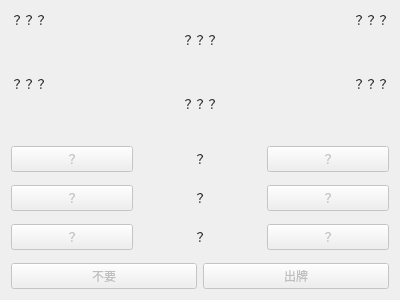
The window that ui/Game.ui (UNIDY2002/Doudizhu) describes before a commit, drawn with Qt 5.
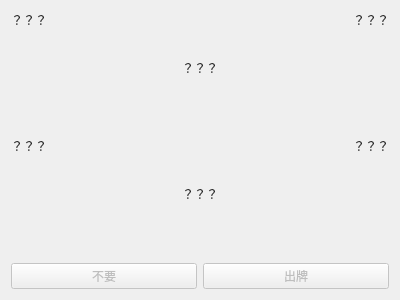
The same window after the commit.

Commit message: Improve calling part UI.

```diff
--- a/ui/Game.ui
+++ b/ui/Game.ui
@@ -48,6 +48,13 @@
      </item>
     </layout>
    </item>
+   <item>
+    <spacer name="spacer0">
+     <property name="orientation">
+      <enum>Qt::Vertical</enum>
+     </property>
+    </spacer>
+   </item>
    <item>
     <layout class="QHBoxLayout" name="messages">
      <item>
@@ -82,88 +89,6 @@
      </item>
     </layout>
    </item>
-   <item>
-    <spacer name="spacer0">
-     <property name="orientation">
-      <enum>Qt::Vertical</enum>
-     </property>
-    </spacer>
-   </item>
-   <item>
-    <layout class="QHBoxLayout" name="landlordContainer0">
-     <item>
-      <widget class="QPushButton" name="positive0">
-       <property name="enabled">
-        <bool>false</bool>
-       </property>
-       <property name="text">
-        <string>？</string>
-       </property>
-      </widget>
-     </item>
-     <item>
-      <widget class="QLabel" name="status0">
-       <property name="text">
-        <string>？</string>
-       </property>
-       <property name="alignment">
-        <set>Qt::AlignCenter</set>
-       </property>
-      </widget>
-     </item>
-     <item>
-      <widget class="QPushButton" name="negative0">
-       <property name="enabled">
-        <bool>false</bool>
-       </property>
-       <property name="text">
-        <string>？</string>
-       </property>
-      </widget>
-     </item>
-    </layout>
-   </item>
-   <item>
-    <spacer name="spacer1">
-     <property name="orientation">
-      <enum>Qt::Vertical</enum>
-     </property>
-    </spacer>
-   </item>
-   <item>
-    <layout class="QHBoxLayout" name="landlordContainer1">
-     <item>
-      <widget class="QPushButton" name="positive1">
-       <property name="enabled">
-        <bool>false</bool>
-       </property>
-       <property name="text">
-        <string>？</string>
-       </property>
-      </widget>
-     </item>
-     <item>
-      <widget class="QLabel" name="status1">
-       <property name="text">
-        <string>？</string>
-       </property>
-       <property name="alignment">
-        <set>Qt::AlignCenter</set>
-       </property>
-      </widget>
-     </item>
-     <item>
-      <widget class="QPushButton" name="negative1">
-       <property name="enabled">
-        <bool>false</bool>
-       </property>
-       <property name="text">
-        <string>？</string>
-       </property>
-      </widget>
-     </item>
-    </layout>
-   </item>
    <item>
     <spacer name="spacer2">
      <property name="orientation">
@@ -171,47 +96,6 @@
      </property>
     </spacer>
    </item>
-   <item>
-    <layout class="QHBoxLayout" name="landlordContainer2">
-     <item>
-      <widget class="QPushButton" name="positive2">
-       <property name="enabled">
-        <bool>false</bool>
-       </property>
-       <property name="text">
-        <string>？</string>
-       </property>
-      </widget>
-     </item>
-     <item>
-      <widget class="QLabel" name="status2">
-       <property name="text">
-        <string>？</string>
-       </property>
-       <property name="alignment">
-        <set>Qt::AlignCenter</set>
-       </property>
-      </widget>
-     </item>
-     <item>
-      <widget class="QPushButton" name="negative2">
-       <property name="enabled">
-        <bool>false</bool>
-       </property>
-       <property name="text">
-        <string>？</string>
-       </property>
-      </widget>
-     </item>
-    </layout>
-   </item>
-   <item>
-    <spacer name="spacer3">
-     <property name="orientation">
-      <enum>Qt::Vertical</enum>
-     </property>
-    </spacer>
-   </item>
    <item>
     <layout class="QHBoxLayout" name="actionContainer">
      <item>
```
The commit also changes 4 other files.
